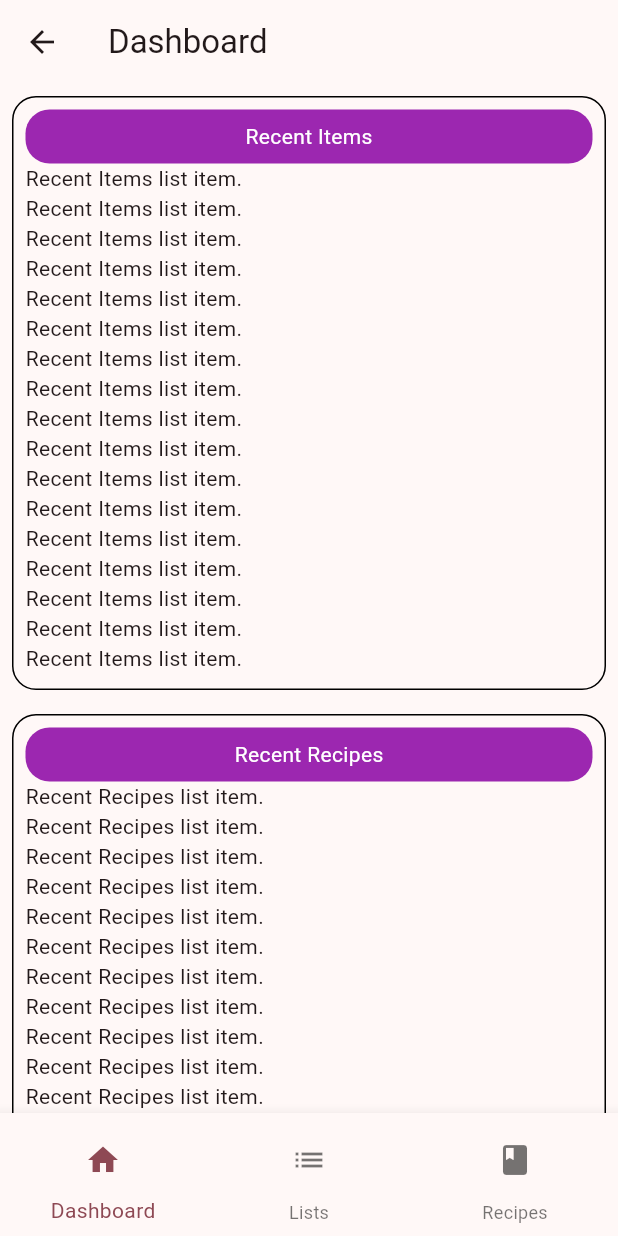
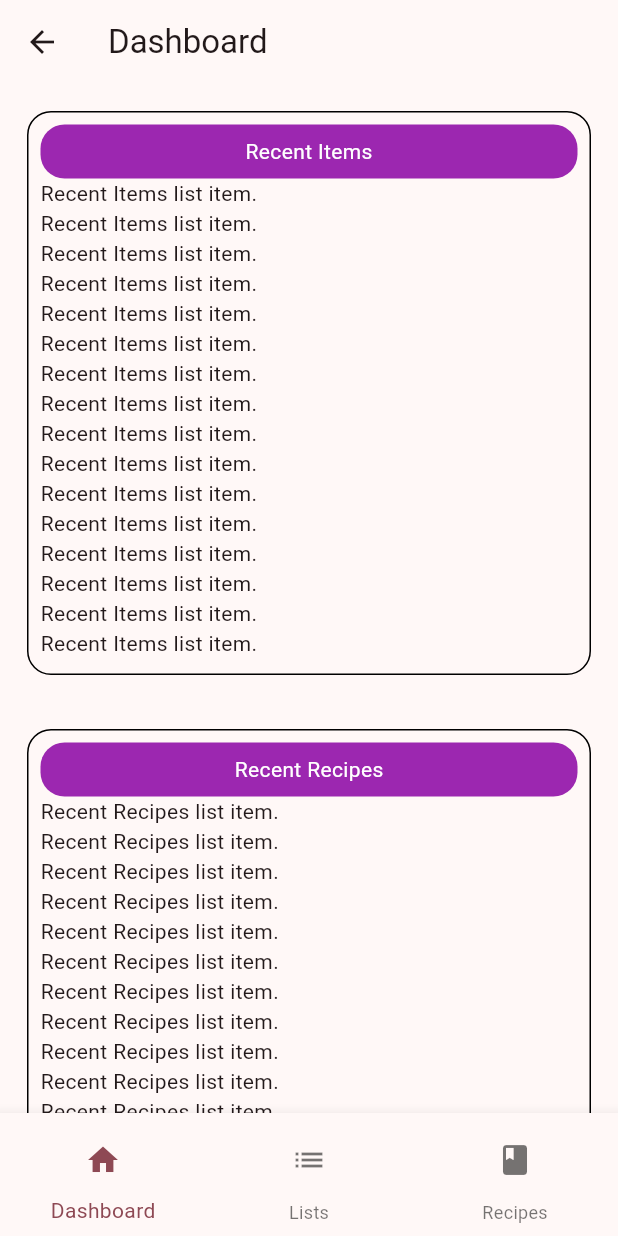
Before and after one commit to BMarx981/GrocerApp, a Flutter app: the DashboardPage screen opened by its route, on a phone screen of 412 x 824 dp. Run offline on Flutter 3.47's test engine with Material 3 defaults, Android fonts, the light colour scheme and no system bars; our stand-ins replace beamer, drift, flutter_riverpod, riverpod_annotation, sqlite3_flutter_libs; missing offline and left inert: sqlite3; accounts and stored records are empty; generated files the repository leaves out were written again.

Commit message:
Fix Dashboard sizing.

```diff
--- a/lib/domain/repository/recipe_repository.dart
+++ b/lib/domain/repository/recipe_repository.dart
@@ -14,6 +14,6 @@ class RecipeRepositoryProvider extends _$RecipeRepositoryProvider {
   }
 
   Future<int> addRecipe({String? name}) {
-    return (db.into(db.recipes).insert(RecipesCompanion(name: Value(name))));
+    return db.into(db.recipes).insert(RecipesCompanion(name: Value(name)));
   }
 }
--- a/lib/presentation/view/features/dashboard/dashboard_page.dart
+++ b/lib/presentation/view/features/dashboard/dashboard_page.dart
@@ -2,6 +2,7 @@ import 'package:flutter/material.dart';
 import 'package:flutter_riverpod/flutter_riverpod.dart';
 import 'package:grocerapp/presentation/view/features/bottom_nav_bar/bottom_nav_bar_widget.dart';
 import 'package:grocerapp/presentation/view/features/dashboard/recent_items_grid_widget.dart';
+import 'package:grocerapp/presentation/view/features/dashboard/recent_lists_widget.dart';
 import 'package:grocerapp/presentation/view/features/dashboard/recent_recipes_grid_widget.dart';
 
 class DashboardPage extends ConsumerWidget {
@@ -29,7 +30,8 @@ class DashboardPage extends ConsumerWidget {
                     crossAxisCount: gridCount,
                     children: const [
                       RecentItemsGridWidget(),
-                      RecentRecipesGridWidget()
+                      RecentRecipesGridWidget(),
+                      RecentListsGridWidget(),
                     ]);
               },
             ),
--- a/lib/presentation/view/features/dashboard/recent_items_grid_widget.dart
+++ b/lib/presentation/view/features/dashboard/recent_items_grid_widget.dart
@@ -16,7 +16,7 @@ class _RecentItemsGridWidgetState extends ConsumerState<RecentItemsGridWidget> {
   @override
   Widget build(BuildContext context) {
     return Padding(
-      padding: const EdgeInsets.all(8.0),
+      padding: const EdgeInsets.all(18.0),
       child: Container(
           decoration: BoxDecoration(
             border: Border.all(color: Colors.black),
--- a/lib/presentation/view/features/dashboard/recent_recipes_grid_widget.dart
+++ b/lib/presentation/view/features/dashboard/recent_recipes_grid_widget.dart
@@ -17,7 +17,7 @@ class _RecentRecipesGridWidgetState
   @override
   Widget build(BuildContext context) {
     return Padding(
-      padding: const EdgeInsets.all(8.0),
+      padding: const EdgeInsets.all(18.0),
       child: Container(
           height: 100,
           decoration: BoxDecoration(
```
Also changed, not shown: lib/presentation/view/features/dashboard/recent_lists_widget.dart (added, +44 -0 lines).
